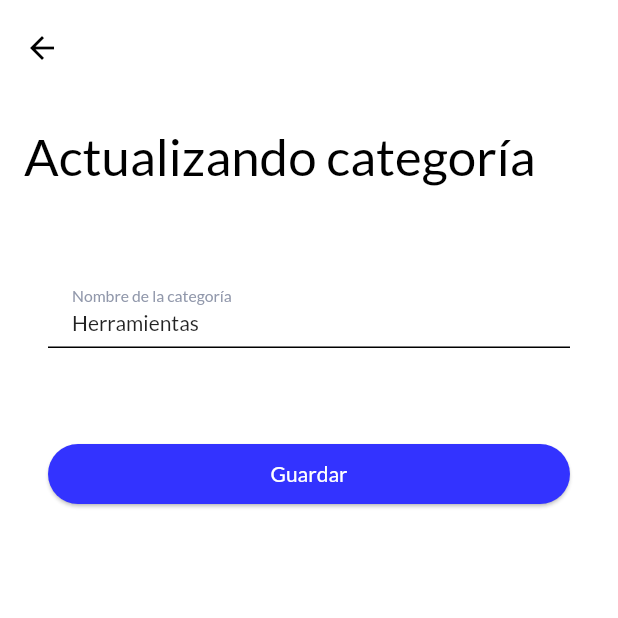
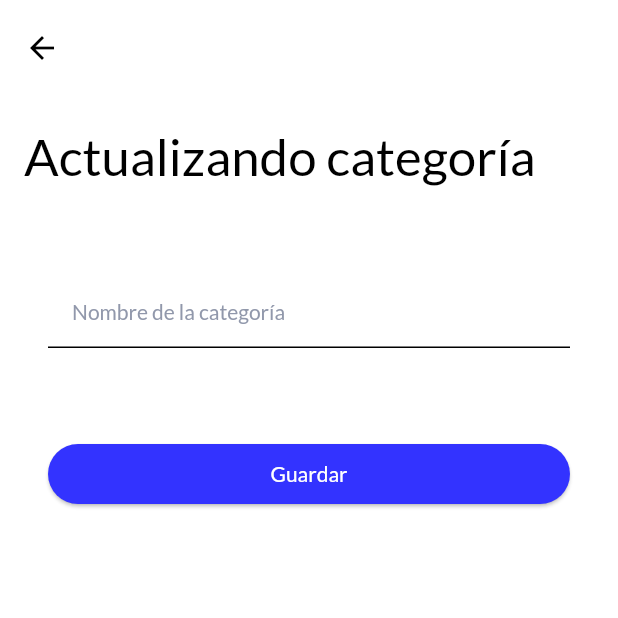
Before and after one commit to GhostJL/inventory_app, a Flutter app: the ViewCategorias screen opened directly with empty values, after a tap on the "edit" icon, on a phone screen of 412 x 824 dp, the top half of it. Run offline on Flutter 3.47's test engine with Material 2 defaults, Android fonts, the phone set to English and light mode, and no system bars; our stand-ins replace google_fonts, image_picker, shared_preferences, sqflite; accounts and stored records are empty.

```diff
--- a/lib/presentation/screens/categorias/update_categoria.dart
+++ b/lib/presentation/screens/categorias/update_categoria.dart
@@ -2,7 +2,9 @@ import 'package:flutter/material.dart';
 import 'package:inventory_app/presentation/screens/screen.dart';
 
 class UpdateCategoria extends StatefulWidget {
-  const UpdateCategoria({Key? key}) : super(key: key);
+  final String nameCategoria;
+  const UpdateCategoria({Key? key, required this.nameCategoria})
+      : super(key: key);
 
   @override
   _UpdateCategoriaState createState() => _UpdateCategoriaState();
@@ -11,6 +13,7 @@ class UpdateCategoria extends StatefulWidget {
 class _UpdateCategoriaState extends State<UpdateCategoria> {
   @override
   Widget build(BuildContext context) {
+    final name = widget.nameCategoria;
     return Scaffold(
       body: CustomScrollView(
         slivers: [
@@ -25,7 +28,7 @@ class _UpdateCategoriaState extends State<UpdateCategoria> {
                   TextFormField(
                     keyboardType: TextInputType.name,
                     textInputAction: TextInputAction.next,
-                    initialValue: "Herramientas",
+                    initialValue: name,
                     decoration: const InputDecoration(
                         filled: true, labelText: "Nombre de la categoría"),
                   ),
--- a/lib/presentation/screens/categorias/view_categorias.dart
+++ b/lib/presentation/screens/categorias/view_categorias.dart
@@ -25,7 +25,10 @@ class _ViewCategoriasState extends State<ViewCategorias> {
                     Navigator.push(
                       context,
                       MaterialPageRoute(
-                          builder: (context) => UpdateCategoria()),
+                        builder: (context) => UpdateCategoria(
+                          nameCategoria: name,
+                        ),
+                      ),
                     );
                   },
                   icon: Icon(Icons.edit)),
--- a/pubspec.yaml
+++ b/pubspec.yaml
@@ -12,6 +12,7 @@ dependencies:
   google_fonts: ^4.0.4
   image_picker: ^1.0.4
   shared_preferences: ^2.2.2
+  simple_barcode_scanner: ^0.0.8
   sqflite: ^2.2.8+4
 
 dev_dependencies:
```
Also changed, not shown: pubspec.lock, 2 other files.
